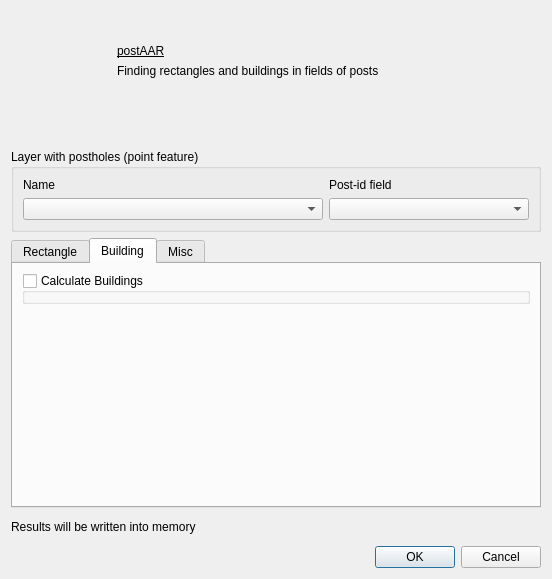
First picture: the form in src/script/gui/postaar_dialog_base.ui, repository ISAAKiel/postAAR-python, before the edit.
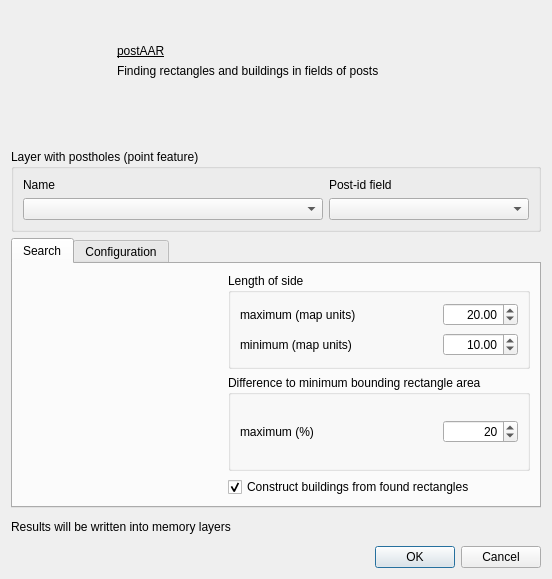
Second picture: the form after the edit. Icons and pictures are not drawn. Custom widgets are drawn as their Qt base class.

```diff
--- a/src/script/gui/postaar_dialog_base.ui
+++ b/src/script/gui/postaar_dialog_base.ui
@@ -223,11 +223,11 @@
       </sizepolicy>
      </property>
      <property name="currentIndex">
-      <number>1</number>
+      <number>0</number>
      </property>
      <widget class="QWidget" name="tab_rectangle">
       <attribute name="title">
-       <string>Rectangle</string>
+       <string>Search</string>
       </attribute>
       <layout class="QHBoxLayout" name="horizontalLayout_2">
        <item>
@@ -244,6 +244,12 @@
            <height>200</height>
           </size>
          </property>
+         <property name="autoFillBackground">
+          <bool>false</bool>
+         </property>
+         <property name="styleSheet">
+          <string notr="true"/>
+         </property>
          <property name="text">
           <string/>
          </property>
@@ -444,46 +450,23 @@
            </layout>
           </widget>
          </item>
+         <item>
+          <widget class="QCheckBox" name="cBConstructBuilding">
+           <property name="text">
+            <string>Construct buildings from found rectangles</string>
+           </property>
+           <property name="checked">
+            <bool>true</bool>
+           </property>
+          </widget>
+         </item>
         </layout>
        </item>
       </layout>
      </widget>
-     <widget class="QWidget" name="tab">
-      <attribute name="title">
-       <string>Building</string>
-      </attribute>
-      <layout class="QVBoxLayout" name="verticalLayout_11">
-       <item>
-        <widget class="QGroupBox" name="gBCalcBuildings">
-         <property name="title">
-          <string>Calculate Buildings</string>
-         </property>
-         <property name="checkable">
-          <bool>true</bool>
-         </property>
-         <property name="checked">
-          <bool>false</bool>
-         </property>
-        </widget>
-       </item>
-       <item>
-        <spacer name="verticalSpacer_2">
-         <property name="orientation">
-          <enum>Qt::Vertical</enum>
-         </property>
-         <property name="sizeHint" stdset="0">
-          <size>
-           <width>20</width>
-           <height>40</height>
-          </size>
-         </property>
-        </spacer>
-       </item>
-      </layout>
-     </widget>
      <widget class="QWidget" name="tab_misc">
       <attribute name="title">
-       <string>Misc</string>
+       <string>Configuration</string>
       </attribute>
       <layout class="QVBoxLayout" name="verticalLayout_18">
        <item>
@@ -632,7 +615,7 @@
       <locale language="English" country="UnitedKingdom"/>
      </property>
      <property name="text">
-      <string>Results will be written into memory</string>
+      <string>Results will be written into memory layers</string>
      </property>
     </widget>
    </item>
```
Left out of the diff: 4 changed lines with no effect on the pictures.
